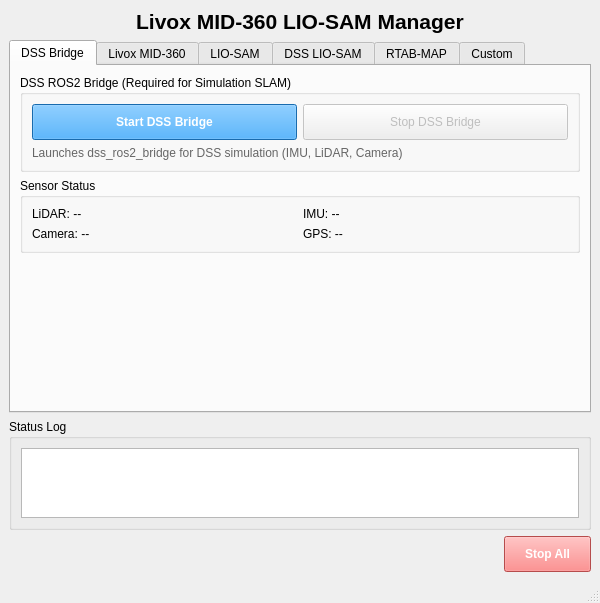
The window that Tools/slam_launch_manager/slam_launch_manager/ui/slam_launch_manager.ui (kuks2309/DSS_ROS2_2026) describes before a commit, drawn with Qt 5.
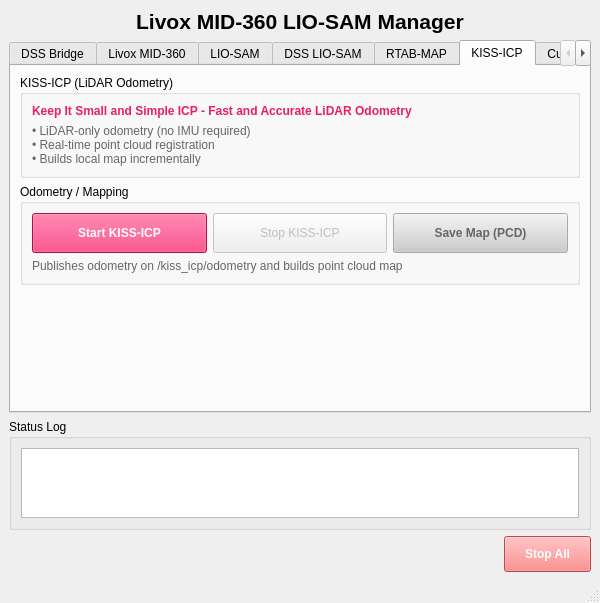
The same window after the commit. The open tabs and pages were chosen to show the change.

Commit message: Standardize DSS sensor topic names and fix KISS-ICP launch

Patch:
```diff
--- a/Tools/slam_launch_manager/slam_launch_manager/ui/slam_launch_manager.ui
+++ b/Tools/slam_launch_manager/slam_launch_manager/ui/slam_launch_manager.ui
@@ -898,7 +898,162 @@
         </item>
        </layout>
       </widget>
-      <!-- Tab 5: Custom Launch -->
+      <!-- Tab 5: KISS-ICP -->
+      <widget class="QWidget" name="tabKissIcp">
+       <attribute name="title">
+        <string>KISS-ICP</string>
+       </attribute>
+       <layout class="QVBoxLayout" name="layoutKissIcp">
+        <item>
+         <widget class="QGroupBox" name="kissIcpInfoGroup">
+          <property name="title">
+           <string>KISS-ICP (LiDAR Odometry)</string>
+          </property>
+          <layout class="QVBoxLayout" name="layoutKissIcpInfo">
+           <item>
+            <widget class="QLabel" name="lblKissIcpInfo">
+             <property name="text">
+              <string>Keep It Small and Simple ICP - Fast and Accurate LiDAR Odometry</string>
+             </property>
+             <property name="styleSheet">
+              <string notr="true">color: #E91E63; font-weight: bold;</string>
+             </property>
+            </widget>
+           </item>
+           <item>
+            <widget class="QLabel" name="lblKissIcpDesc">
+             <property name="text">
+              <string>• LiDAR-only odometry (no IMU required)
+• Real-time point cloud registration
+• Builds local map incrementally</string>
+             </property>
+             <property name="styleSheet">
+              <string notr="true">color: #666666;</string>
+             </property>
+            </widget>
+           </item>
+          </layout>
+         </widget>
+        </item>
+        <item>
+         <widget class="QGroupBox" name="kissIcpRunGroup">
+          <property name="title">
+           <string>Odometry / Mapping</string>
+          </property>
+          <layout class="QVBoxLayout" name="layoutKissIcpRunMain">
+           <item>
+            <layout class="QHBoxLayout" name="layoutKissIcpRun">
+             <item>
+              <widget class="QPushButton" name="btnStartKissIcp">
+               <property name="minimumSize">
+                <size>
+                 <width>150</width>
+                 <height>40</height>
+                </size>
+               </property>
+               <property name="styleSheet">
+                <string notr="true">
+QPushButton {
+    background-color: #E91E63;
+    color: white;
+    font-weight: bold;
+    padding: 10px;
+}
+QPushButton:disabled {
+    background-color: #cccccc;
+    color: #666666;
+}
+                </string>
+               </property>
+               <property name="text">
+                <string>Start KISS-ICP</string>
+               </property>
+              </widget>
+             </item>
+             <item>
+              <widget class="QPushButton" name="btnStopKissIcp">
+               <property name="minimumSize">
+                <size>
+                 <width>150</width>
+                 <height>40</height>
+                </size>
+               </property>
+               <property name="enabled">
+                <bool>false</bool>
+               </property>
+               <property name="styleSheet">
+                <string notr="true">
+QPushButton {
+    padding: 10px;
+}
+                </string>
+               </property>
+               <property name="text">
+                <string>Stop KISS-ICP</string>
+               </property>
+              </widget>
+             </item>
+             <item>
+              <widget class="QPushButton" name="btnSaveKissIcpMap">
+               <property name="minimumSize">
+                <size>
+                 <width>150</width>
+                 <height>40</height>
+                </size>
+               </property>
+               <property name="enabled">
+                <bool>false</bool>
+               </property>
+               <property name="styleSheet">
+                <string notr="true">
+QPushButton {
+    background-color: #4CAF50;
+    color: white;
+    font-weight: bold;
+    padding: 10px;
+}
+QPushButton:disabled {
+    background-color: #cccccc;
+    color: #666666;
+}
+                </string>
+               </property>
+               <property name="text">
+                <string>Save Map (PCD)</string>
+               </property>
+              </widget>
+             </item>
+            </layout>
+           </item>
+           <item>
+            <widget class="QLabel" name="lblKissIcpRunInfo">
+             <property name="text">
+              <string>Publishes odometry on /kiss_icp/odometry and builds point cloud map</string>
+             </property>
+             <property name="styleSheet">
+              <string notr="true">color: #666666;</string>
+             </property>
+            </widget>
+           </item>
+          </layout>
+         </widget>
+        </item>
+        <item>
+         <spacer name="verticalSpacerKissIcp">
+          <property name="orientation">
+           <enum>Qt::Vertical</enum>
+          </property>
+          <property name="sizeHint" stdset="0">
+           <size>
+            <width>20</width>
+            <height>40</height>
+           </size>
+          </property>
+         </spacer>
+        </item>
+       </layout>
+      </widget>
+      <!-- Tab 6: Custom Launch -->
       <widget class="QWidget" name="tabCustom">
        <attribute name="title">
         <string>Custom</string>
```
Left out of the diff: 45 changed lines with no effect on the pictures. The commit also changes 23 other files.
